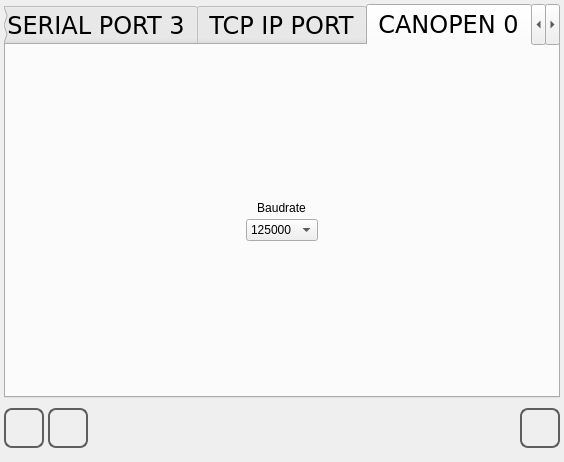
Above: qt_library/ATCMsystem/system_ini.ui from MECTsrl/mect_plugins before the change. Below: the same form after it.
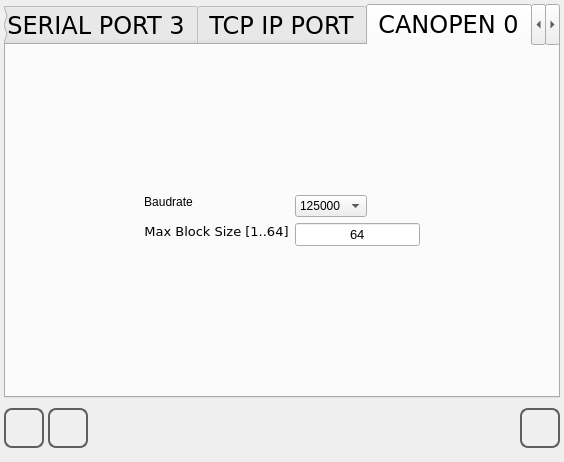
That is the form after the change. The open tabs and pages were chosen to show the change. Icons and pictures are not drawn.

Commit message: - Added MAXBLOCKSIZE information for Serial Ports in system_ini as readonly value

Diff of the .ui file:
```diff
--- a/qt_library/ATCMsystem/system_ini.ui
+++ b/qt_library/ATCMsystem/system_ini.ui
@@ -2285,16 +2285,36 @@
       <attribute name="title">
        <string>CANOPEN 0</string>
       </attribute>
-      <layout class="QVBoxLayout" name="verticalLayout_8">
-       <property name="spacing">
-        <number>4</number>
-       </property>
-       <property name="margin">
-        <number>4</number>
-       </property>
-       <item>
-        <layout class="QGridLayout" name="gridLayout_4">
-         <item row="1" column="0" alignment="Qt::AlignHCenter">
+      <layout class="QGridLayout" name="gridLayout_4">
+       <item row="0" column="1">
+        <spacer name="verticalSpacer_19">
+         <property name="orientation">
+          <enum>Qt::Vertical</enum>
+         </property>
+         <property name="sizeHint" stdset="0">
+          <size>
+           <width>20</width>
+           <height>123</height>
+          </size>
+         </property>
+        </spacer>
+       </item>
+       <item row="1" column="0">
+        <spacer name="horizontalSpacer_31">
+         <property name="orientation">
+          <enum>Qt::Horizontal</enum>
+         </property>
+         <property name="sizeHint" stdset="0">
+          <size>
+           <width>77</width>
+           <height>20</height>
+          </size>
+         </property>
+        </spacer>
+       </item>
+       <item row="1" column="1" colspan="2">
+        <layout class="QFormLayout" name="formLayout">
+         <item row="0" column="0">
           <widget class="QLabel" name="label_Baudrate_CANOPEN_0">
            <property name="sizePolicy">
             <sizepolicy hsizetype="Fixed" vsizetype="Fixed">
@@ -2310,20 +2330,7 @@
            </property>
           </widget>
          </item>
-         <item row="3" column="0">
-          <spacer name="verticalSpacer_18">
-           <property name="orientation">
-            <enum>Qt::Vertical</enum>
-           </property>
-           <property name="sizeHint" stdset="0">
-            <size>
-             <width>20</width>
-             <height>40</height>
-            </size>
-           </property>
-          </spacer>
-         </item>
-         <item row="2" column="0">
+         <item row="0" column="1">
           <widget class="QComboBox" name="comboBox_Baudrate_CANOPEN_0">
            <property name="sizePolicy">
             <sizepolicy hsizetype="Fixed" vsizetype="Fixed">
@@ -2344,21 +2351,90 @@
            </item>
           </widget>
          </item>
-         <item row="0" column="0">
-          <spacer name="verticalSpacer_19">
-           <property name="orientation">
-            <enum>Qt::Vertical</enum>
+         <item row="1" column="0">
+          <widget class="QLabel" name="label_MaxBlockSize_CANOPEN_0">
+           <property name="sizePolicy">
+            <sizepolicy hsizetype="Fixed" vsizetype="Fixed">
+             <horstretch>0</horstretch>
+             <verstretch>0</verstretch>
+            </sizepolicy>
            </property>
-           <property name="sizeHint" stdset="0">
-            <size>
-             <width>20</width>
-             <height>40</height>
-            </size>
+           <property name="font">
+            <font>
+             <family>DejaVu Sans</family>
+             <pointsize>10</pointsize>
+             <weight>50</weight>
+             <italic>false</italic>
+             <bold>false</bold>
+            </font>
            </property>
-          </spacer>
+           <property name="text">
+            <string>Max Block Size [1..64]</string>
+           </property>
+           <property name="alignment">
+            <set>Qt::AlignCenter</set>
+           </property>
+           <property name="buddy">
+            <cstring>lineEdit_MaxBlockSize_CANOPEN_0</cstring>
+           </property>
+          </widget>
+         </item>
+         <item row="1" column="1">
+          <widget class="QLineEdit" name="lineEdit_MaxBlockSize_CANOPEN_0">
+           <property name="sizePolicy">
+            <sizepolicy hsizetype="Preferred" vsizetype="Fixed">
+             <horstretch>0</horstretch>
+             <verstretch>0</verstretch>
+            </sizepolicy>
+           </property>
+           <property name="font">
+            <font>
+             <family>MS Shell Dlg 2</family>
+             <pointsize>10</pointsize>
+             <weight>50</weight>
+             <italic>false</italic>
+             <bold>false</bold>
+            </font>
+           </property>
+           <property name="focusPolicy">
+            <enum>Qt::StrongFocus</enum>
+           </property>
+           <property name="text">
+            <string>64</string>
+           </property>
+           <property name="alignment">
+            <set>Qt::AlignCenter</set>
+           </property>
+          </widget>
          </item>
         </layout>
        </item>
+       <item row="1" column="3">
+        <spacer name="horizontalSpacer_32">
+         <property name="orientation">
+          <enum>Qt::Horizontal</enum>
+         </property>
+         <property name="sizeHint" stdset="0">
+          <size>
+           <width>76</width>
+           <height>20</height>
+          </size>
+         </property>
+        </spacer>
+       </item>
+       <item row="2" column="2">
+        <spacer name="verticalSpacer_18">
+         <property name="orientation">
+          <enum>Qt::Vertical</enum>
+         </property>
+         <property name="sizeHint" stdset="0">
+          <size>
+           <width>20</width>
+           <height>123</height>
+          </size>
+         </property>
+        </spacer>
+       </item>
       </layout>
      </widget>
      <widget class="QWidget" name="CANOPEN_1">
```
Left out of the diff: 362 changed lines with no effect on the pictures. The commit also changes 1 other file.
